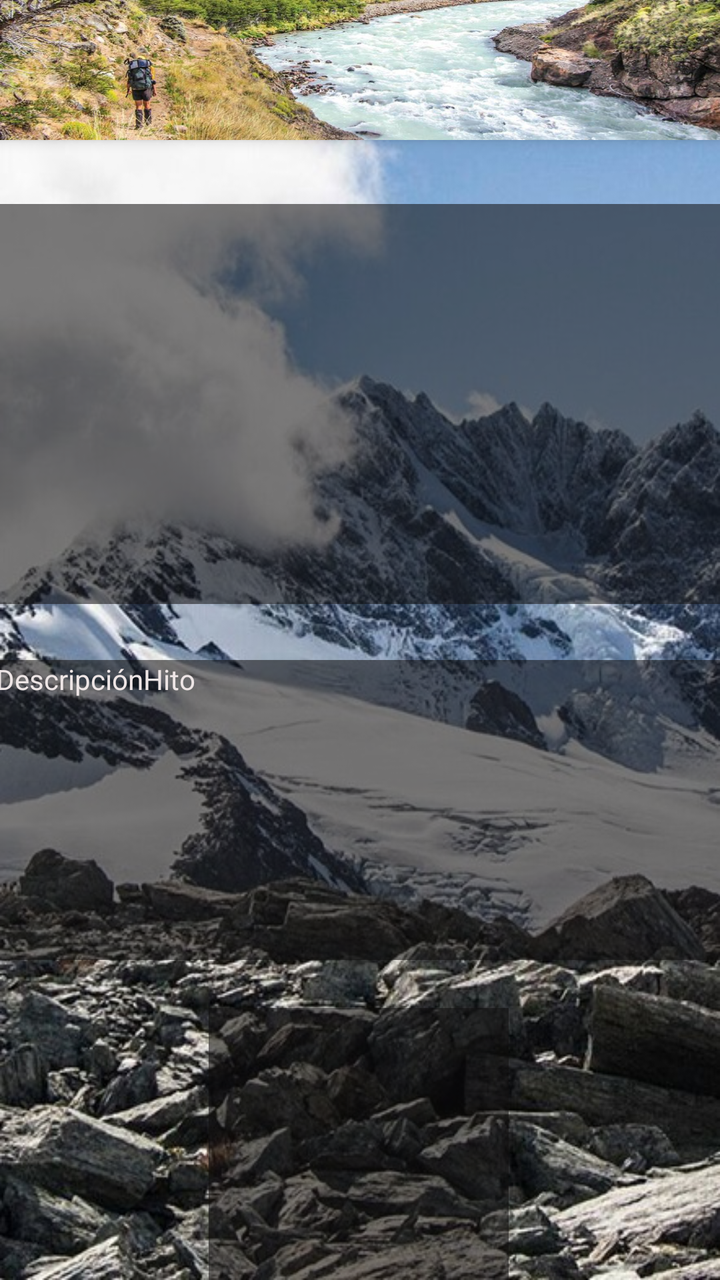
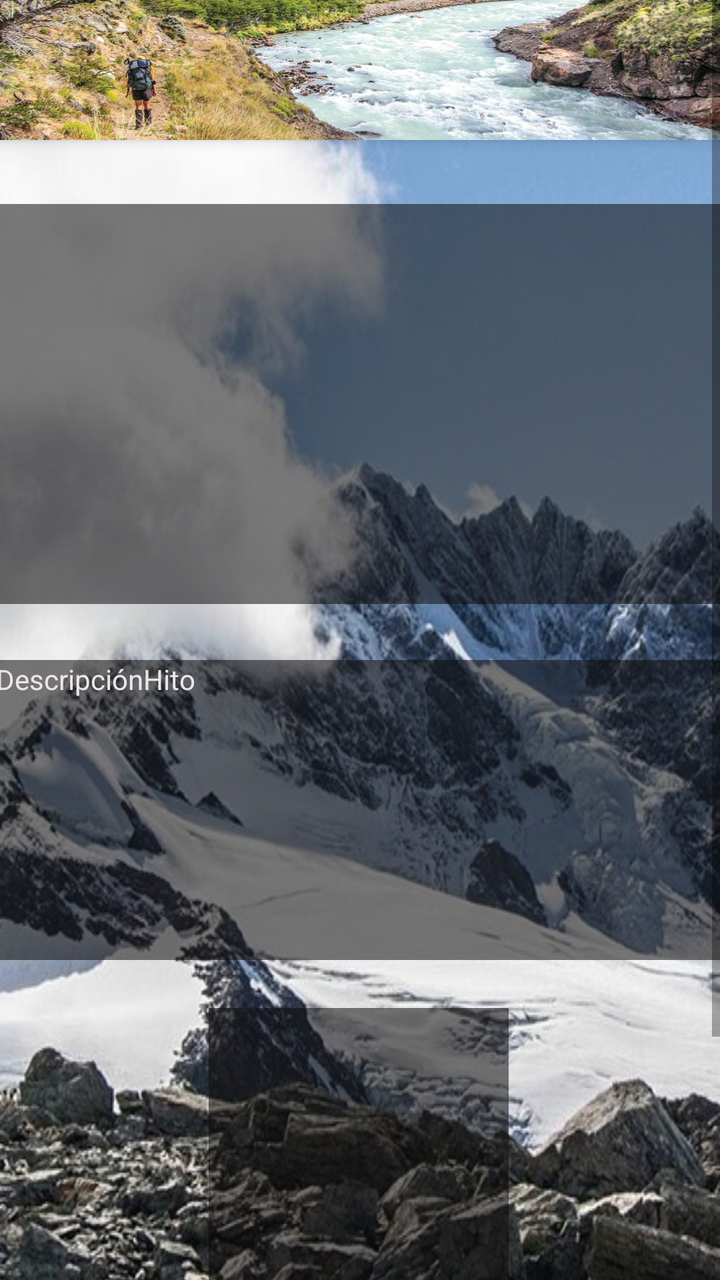

The first picture is an Android layout as it rendered before a commit; the second is the same layout after the commit. The layout source and the unified diff follow.
<!-- AndroidManifest.xml: application theme Theme.ParquePumalinApp -->
<!-- res/layout/activity_info_qr_hito.xml -->
<androidx.constraintlayout.widget.ConstraintLayout xmlns:android="http://schemas.android.com/apk/res/android"
        xmlns:app="http://schemas.android.com/apk/res-auto"
        xmlns:tools="http://schemas.android.com/tools"
        android:layout_width="match_parent"
        android:layout_height="match_parent"


        android:id="@+id/main"
        android:background="@drawable/background_grande_hito"
        tools:context=".activities.InfoQR.InfoQrHitoActivity">


        <androidx.appcompat.widget.Toolbar
            android:id="@+id/toolbarHito"
            android:layout_width="match_parent"
            android:layout_height="70dp"
            android:background="@drawable/background_info_hito"
            app:titleTextColor="#EE000000"
            app:subtitleTextColor="#070707"
            android:elevation="4dp"
            app:layout_constraintEnd_toEndOf="parent"
            app:layout_constraintStart_toStartOf="parent"
            app:layout_constraintTop_toTopOf="parent"
            app:popupTheme="@style/ThemeOverlay.AppCompat.DayNight" />


        <ImageView
            android:id="@+id/traerImgPrincipalHito"
            android:layout_width="365dp"
            android:layout_height="200dp"
            android:layout_marginTop="32dp"
            app:layout_constraintEnd_toEndOf="parent"
            app:layout_constraintStart_toStartOf="parent"
            app:layout_constraintTop_toBottomOf="@+id/toolbarHito"
            android:background="#FFFFFF"
            android:backgroundTint="#8B0F0E0E"
            android:backgroundTintMode="multiply"/>




        <ImageView
            android:id="@+id/traerImg2Hito"
            android:layout_width="150dp"
            android:layout_height="150dp"
            android:layout_marginStart="15dp"
            android:layout_marginTop="24dp"
            android:layout_marginEnd="15dp"
            app:layout_constraintEnd_toEndOf="parent"
            app:layout_constraintHorizontal_bias="0.497"
            app:layout_constraintStart_toStartOf="parent"
            app:layout_constraintTop_toBottomOf="@+id/traerDescHito"
            android:background="#FFFFFF"
            android:backgroundTint="#8B0F0E0E"
            android:backgroundTintMode="multiply"/>


        <TextView
            android:id="@+id/traerDescHito"
            android:layout_width="365dp"
            android:layout_height="150dp"
            android:layout_marginTop="28dp"
            android:background="#FFFFFF"
            android:backgroundTint="#8B0F0E0E"
            android:backgroundTintMode="multiply"
            android:text="DescripciónHito"
            android:textAlignment="viewStart"
            android:textColor="#EDE5E5"
            app:layout_constraintEnd_toEndOf="parent"
            app:layout_constraintStart_toStartOf="parent"
            app:layout_constraintTop_toBottomOf="@+id/traerImgPrincipalHito" />

    </androidx.constraintlayout.widget.ConstraintLayout>
<!-- resources referenced by this layout -->
<resources>
  <!-- drawable background_grande_hito: jpg bitmap (drawable, 106605 bytes) -->
  <!-- drawable background_info_hito: jpg bitmap (drawable, 103228 bytes) -->
  <style name="Theme.ParquePumalinApp" parent="Base.Theme.ParquePumalinApp" />
  <style name="Base.Theme.ParquePumalinApp" parent="Theme.MaterialComponents.DayNight.NoActionBar">
          
          <item name="colorPrimary">@color/Azul</item>
          <item name="colorPrimaryDark">@color/black</item>
      </style>
  <color name="Azul">#03738C</color>
  <color name="black">#FF000000</color>
</resources>

<!-- the commit's change to res/layout/activity_info_qr_hito.xml (unified diff, before → after) -->
@@ -1,14 +1,16 @@
-<androidx.constraintlayout.widget.ConstraintLayout xmlns:android="http://schemas.android.com/apk/res/android"
-        xmlns:app="http://schemas.android.com/apk/res-auto"
-        xmlns:tools="http://schemas.android.com/tools"
+<?xml version="1.0" encoding="utf-8"?>
+<ScrollView xmlns:android="http://schemas.android.com/apk/res/android"
+    xmlns:app="http://schemas.android.com/apk/res-auto"
+    xmlns:tools="http://schemas.android.com/tools"
+    android:layout_width="match_parent"
+    android:layout_height="match_parent">
+
+    <androidx.constraintlayout.widget.ConstraintLayout
+        android:id="@+id/mainHito"
         android:layout_width="match_parent"
-        android:layout_height="match_parent"
-
-
-        android:id="@+id/main"
+        android:layout_height="70dp"
         android:background="@drawable/background_grande_hito"
         tools:context=".activities.InfoQR.InfoQrHitoActivity">
-
 
         <androidx.appcompat.widget.Toolbar
             android:id="@+id/toolbarHito"
@@ -36,9 +38,6 @@
             android:backgroundTint="#8B0F0E0E"
             android:backgroundTintMode="multiply"/>
 
-
-
-
         <ImageView
             android:id="@+id/traerImg2Hito"
             android:layout_width="150dp"
@@ -54,6 +53,23 @@
             android:backgroundTint="#8B0F0E0E"
             android:backgroundTintMode="multiply"/>
 
+        <TextView
+            android:id="@+id/traerRestricciones"
+            android:layout_width="365dp"
+            android:layout_height="120dp"
+            android:layout_marginStart="15dp"
+            android:layout_marginTop="16dp"
+            android:layout_marginEnd="15dp"
+            android:text="Restricciones"
+            android:background="#FFFFFF"
+            android:textColor="#EDE5E5"
+            android:backgroundTint="#8B0F0E0E"
+            android:backgroundTintMode="multiply"
+            android:textSize="16sp"
+            android:textStyle="bold"
+            app:layout_constraintEnd_toEndOf="parent"
+            app:layout_constraintStart_toStartOf="parent"
+            app:layout_constraintTop_toBottomOf="@+id/traerImg2Hito" />
 
         <TextView
             android:id="@+id/traerDescHito"
@@ -71,3 +87,4 @@
             app:layout_constraintTop_toBottomOf="@+id/traerImgPrincipalHito" />
 
     </androidx.constraintlayout.widget.ConstraintLayout>
+</ScrollView>
